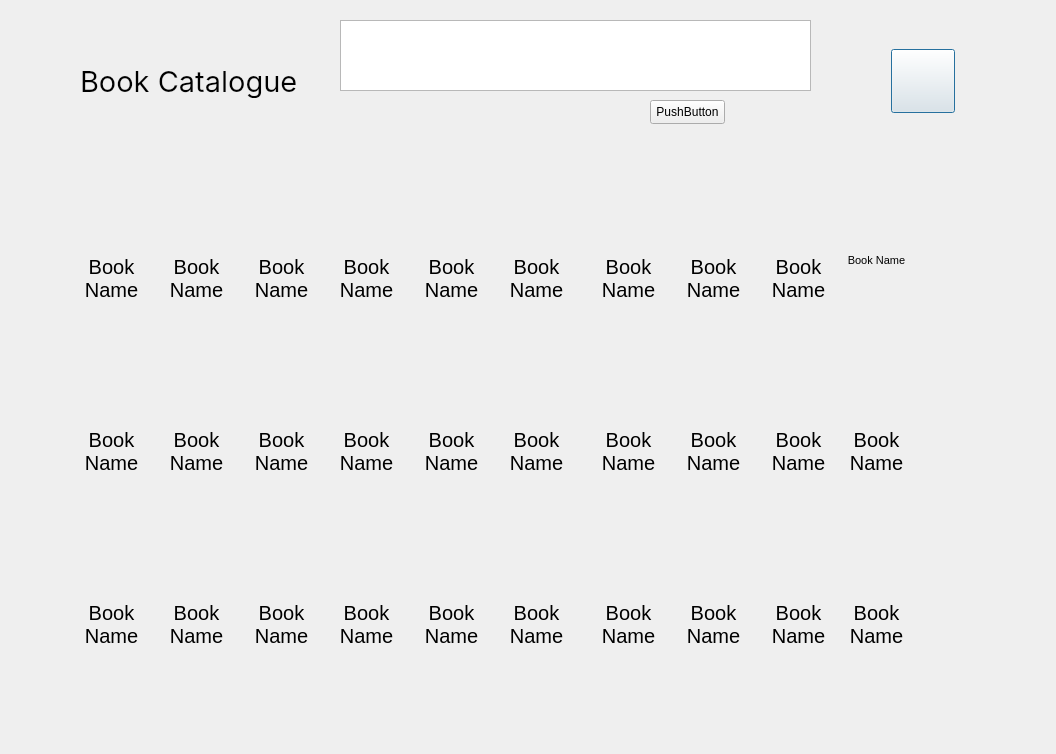
Qt form browse.ui (LanaYoobee/LIS) before a commit.
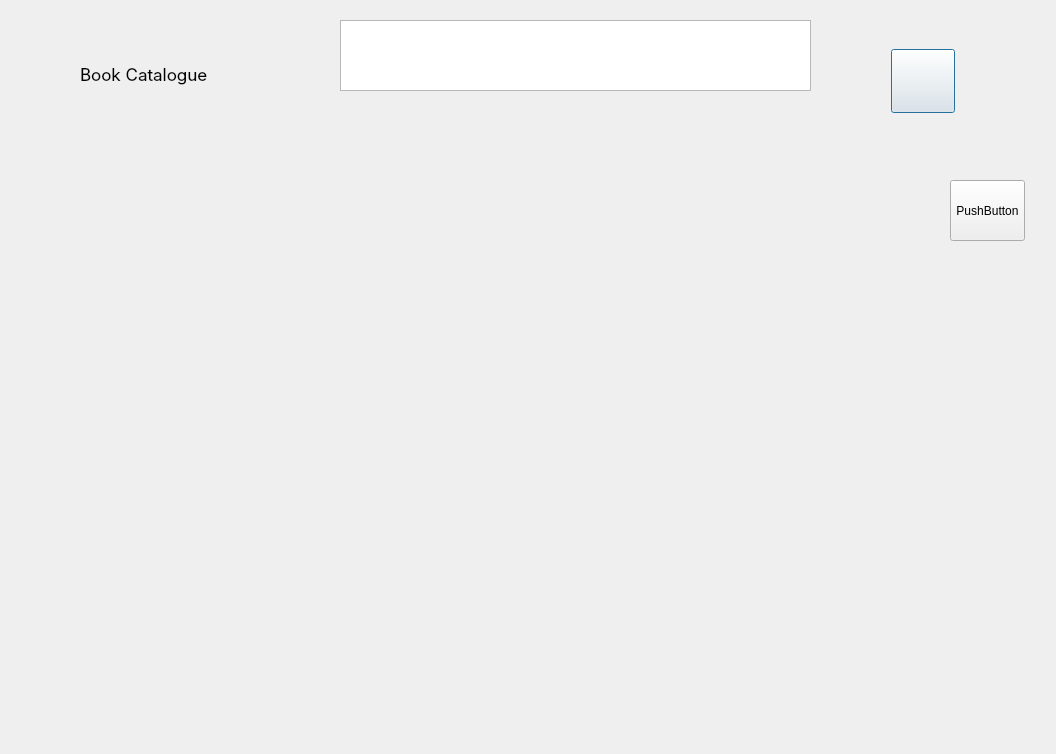
The same form after that commit. Icons and pictures are not drawn.

Commit message: show random books in a grid and their images

Diff of the .ui file:
```diff
--- a/browse.ui
+++ b/browse.ui
@@ -29,12 +29,18 @@
    <property name="font">
     <font>
      <family>Inter</family>
-     <pointsize>22</pointsize>
+     <pointsize>13</pointsize>
     </font>
    </property>
    <property name="text">
     <string>Book Catalogue</string>
    </property>
+   <property name="alignment">
+    <set>Qt::AlignLeading|Qt::AlignLeft|Qt::AlignTop</set>
+   </property>
+   <property name="wordWrap">
+    <bool>true</bool>
+   </property>
   </widget>
   <widget class="QPushButton" name="quitButton">
    <property name="geometry">
@@ -60,1240 +66,6 @@
     </size>
    </property>
   </widget>
-  <widget class="QLabel" name="bookNameLabel_1">
-   <property name="geometry">
-    <rect>
-     <x>65</x>
-     <y>254</y>
-     <width>93</width>
-     <height>48</height>
-    </rect>
-   </property>
-   <property name="font">
-    <font>
-     <pointsize>15</pointsize>
-    </font>
-   </property>
-   <property name="text">
-    <string>Book Name</string>
-   </property>
-   <property name="alignment">
-    <set>Qt::AlignCenter</set>
-   </property>
-   <property name="wordWrap">
-    <bool>true</bool>
-   </property>
-  </widget>
-  <widget class="QLabel" name="bookImage_1">
-   <property name="geometry">
-    <rect>
-     <x>80</x>
-     <y>172</y>
-     <width>64</width>
-     <height>64</height>
-    </rect>
-   </property>
-   <property name="text">
-    <string/>
-   </property>
-   <property name="pixmap">
-    <pixmap resource="resources.qrc">:/images/images/icons8-book-64.png</pixmap>
-   </property>
-  </widget>
-  <widget class="QPushButton" name="pushButton">
-   <property name="geometry">
-    <rect>
-     <x>650</x>
-     <y>100</y>
-     <width>75</width>
-     <height>24</height>
-    </rect>
-   </property>
-   <property name="text">
-    <string>PushButton</string>
-   </property>
-  </widget>
-  <widget class="QLabel" name="bookImage_2">
-   <property name="geometry">
-    <rect>
-     <x>165</x>
-     <y>172</y>
-     <width>64</width>
-     <height>64</height>
-    </rect>
-   </property>
-   <property name="text">
-    <string/>
-   </property>
-   <property name="pixmap">
-    <pixmap resource="resources.qrc">:/images/images/icons8-book-64.png</pixmap>
-   </property>
-  </widget>
-  <widget class="QLabel" name="bookImage_3">
-   <property name="geometry">
-    <rect>
-     <x>250</x>
-     <y>172</y>
-     <width>64</width>
-     <height>64</height>
-    </rect>
-   </property>
-   <property name="text">
-    <string/>
-   </property>
-   <property name="pixmap">
-    <pixmap resource="resources.qrc">:/images/images/icons8-book-64.png</pixmap>
-   </property>
-  </widget>
-  <widget class="QLabel" name="bookImage_4">
-   <property name="geometry">
-    <rect>
-     <x>335</x>
-     <y>172</y>
-     <width>64</width>
-     <height>64</height>
-    </rect>
-   </property>
-   <property name="text">
-    <string/>
-   </property>
-   <property name="pixmap">
-    <pixmap resource="resources.qrc">:/images/images/icons8-book-64.png</pixmap>
-   </property>
-  </widget>
-  <widget class="QLabel" name="bookImage_5">
-   <property name="geometry">
-    <rect>
-     <x>420</x>
-     <y>172</y>
-     <width>64</width>
-     <height>64</height>
-    </rect>
-   </property>
-   <property name="text">
-    <string/>
-   </property>
-   <property name="pixmap">
-    <pixmap resource="resources.qrc">:/images/images/icons8-book-64.png</pixmap>
-   </property>
-  </widget>
-  <widget class="QLabel" name="bookImage_6">
-   <property name="geometry">
-    <rect>
-     <x>505</x>
-     <y>172</y>
-     <width>64</width>
-     <height>64</height>
-    </rect>
-   </property>
-   <property name="text">
-    <string/>
-   </property>
-   <property name="pixmap">
-    <pixmap resource="resources.qrc">:/images/images/icons8-book-64.png</pixmap>
-   </property>
-  </widget>
-  <widget class="QLabel" name="bookImage_7">
-   <property name="geometry">
-    <rect>
-     <x>590</x>
-     <y>172</y>
-     <width>64</width>
-     <height>64</height>
-    </rect>
-   </property>
-   <property name="text">
-    <string/>
-   </property>
-   <property name="pixmap">
-    <pixmap resource="resources.qrc">:/images/images/icons8-book-64.png</pixmap>
-   </property>
-  </widget>
-  <widget class="QLabel" name="bookImage_8">
-   <property name="geometry">
-    <rect>
-     <x>675</x>
-     <y>172</y>
-     <width>64</width>
-     <height>64</height>
-    </rect>
-   </property>
-   <property name="text">
-    <string/>
-   </property>
-   <property name="pixmap">
-    <pixmap resource="resources.qrc">:/images/images/icons8-book-64.png</pixmap>
-   </property>
-  </widget>
-  <widget class="QLabel" name="bookImage_9">
-   <property name="geometry">
-    <rect>
-     <x>760</x>
-     <y>172</y>
-     <width>64</width>
-     <height>64</height>
-    </rect>
-   </property>
-   <property name="text">
-    <string/>
-   </property>
-   <property name="pixmap">
-    <pixmap resource="resources.qrc">:/images/images/icons8-book-64.png</pixmap>
-   </property>
-  </widget>
-  <widget class="QLabel" name="bookImage_10">
-   <property name="geometry">
-    <rect>
-     <x>845</x>
-     <y>172</y>
-     <width>64</width>
-     <height>64</height>
-    </rect>
-   </property>
-   <property name="text">
-    <string/>
-   </property>
-   <property name="pixmap">
-    <pixmap resource="resources.qrc">:/images/images/icons8-book-64.png</pixmap>
-   </property>
-   <property name="scaledContents">
-    <bool>false</bool>
-   </property>
-   <property name="alignment">
-    <set>Qt::AlignCenter</set>
-   </property>
-  </widget>
-  <widget class="QLabel" name="bookNameLabel_2">
-   <property name="geometry">
-    <rect>
-     <x>150</x>
-     <y>254</y>
-     <width>93</width>
-     <height>48</height>
-    </rect>
-   </property>
-   <property name="font">
-    <font>
-     <pointsize>15</pointsize>
-    </font>
-   </property>
-   <property name="text">
-    <string>Book Name</string>
-   </property>
-   <property name="alignment">
-    <set>Qt::AlignCenter</set>
-   </property>
-   <property name="wordWrap">
-    <bool>true</bool>
-   </property>
-  </widget>
-  <widget class="QLabel" name="bookNameLabel_3">
-   <property name="geometry">
-    <rect>
-     <x>235</x>
-     <y>254</y>
-     <width>93</width>
-     <height>48</height>
-    </rect>
-   </property>
-   <property name="font">
-    <font>
-     <pointsize>15</pointsize>
-    </font>
-   </property>
-   <property name="text">
-    <string>Book Name</string>
-   </property>
-   <property name="alignment">
-    <set>Qt::AlignCenter</set>
-   </property>
-   <property name="wordWrap">
-    <bool>true</bool>
-   </property>
-  </widget>
-  <widget class="QLabel" name="bookNameLabel_4">
-   <property name="geometry">
-    <rect>
-     <x>320</x>
-     <y>254</y>
-     <width>93</width>
-     <height>48</height>
-    </rect>
-   </property>
-   <property name="font">
-    <font>
-     <pointsize>15</pointsize>
-    </font>
-   </property>
-   <property name="text">
-    <string>Book Name</string>
-   </property>
-   <property name="alignment">
-    <set>Qt::AlignCenter</set>
-   </property>
-   <property name="wordWrap">
-    <bool>true</bool>
-   </property>
-  </widget>
-  <widget class="QLabel" name="bookNameLabel_5">
-   <property name="geometry">
-    <rect>
-     <x>405</x>
-     <y>254</y>
-     <width>93</width>
-     <height>48</height>
-    </rect>
-   </property>
-   <property name="font">
-    <font>
-     <pointsize>15</pointsize>
-    </font>
-   </property>
-   <property name="text">
-    <string>Book Name</string>
-   </property>
-   <property name="alignment">
-    <set>Qt::AlignCenter</set>
-   </property>
-   <property name="wordWrap">
-    <bool>true</bool>
-   </property>
-  </widget>
-  <widget class="QLabel" name="bookNameLabel_6">
-   <property name="geometry">
-    <rect>
-     <x>490</x>
-     <y>254</y>
-     <width>93</width>
-     <height>48</height>
-    </rect>
-   </property>
-   <property name="font">
-    <font>
-     <pointsize>15</pointsize>
-    </font>
-   </property>
-   <property name="text">
-    <string>Book Name</string>
-   </property>
-   <property name="alignment">
-    <set>Qt::AlignCenter</set>
-   </property>
-   <property name="wordWrap">
-    <bool>true</bool>
-   </property>
-  </widget>
-  <widget class="QLabel" name="bookNameLabel_7">
-   <property name="geometry">
-    <rect>
-     <x>582</x>
-     <y>254</y>
-     <width>93</width>
-     <height>48</height>
-    </rect>
-   </property>
-   <property name="font">
-    <font>
-     <pointsize>15</pointsize>
-    </font>
-   </property>
-   <property name="text">
-    <string>Book Name</string>
-   </property>
-   <property name="alignment">
-    <set>Qt::AlignCenter</set>
-   </property>
-   <property name="wordWrap">
-    <bool>true</bool>
-   </property>
-  </widget>
-  <widget class="QLabel" name="bookNameLabel_8">
-   <property name="geometry">
-    <rect>
-     <x>667</x>
-     <y>254</y>
-     <width>93</width>
-     <height>48</height>
-    </rect>
-   </property>
-   <property name="font">
-    <font>
-     <pointsize>15</pointsize>
-    </font>
-   </property>
-   <property name="text">
-    <string>Book Name</string>
-   </property>
-   <property name="alignment">
-    <set>Qt::AlignCenter</set>
-   </property>
-   <property name="wordWrap">
-    <bool>true</bool>
-   </property>
-  </widget>
-  <widget class="QLabel" name="bookNameLabel_9">
-   <property name="geometry">
-    <rect>
-     <x>752</x>
-     <y>254</y>
-     <width>93</width>
-     <height>48</height>
-    </rect>
-   </property>
-   <property name="font">
-    <font>
-     <pointsize>15</pointsize>
-    </font>
-   </property>
-   <property name="text">
-    <string>Book Name</string>
-   </property>
-   <property name="alignment">
-    <set>Qt::AlignCenter</set>
-   </property>
-   <property name="wordWrap">
-    <bool>true</bool>
-   </property>
-  </widget>
-  <widget class="QLabel" name="bookNameLabel_10">
-   <property name="enabled">
-    <bool>true</bool>
-   </property>
-   <property name="geometry">
-    <rect>
-     <x>830</x>
-     <y>254</y>
-     <width>93</width>
-     <height>48</height>
-    </rect>
-   </property>
-   <property name="sizePolicy">
-    <sizepolicy hsizetype="MinimumExpanding" vsizetype="MinimumExpanding">
-     <horstretch>0</horstretch>
-     <verstretch>0</verstretch>
-    </sizepolicy>
-   </property>
-   <property name="font">
-    <font>
-     <pointsize>8</pointsize>
-    </font>
-   </property>
-   <property name="text">
-    <string>Book Name</string>
-   </property>
-   <property name="scaledContents">
-    <bool>true</bool>
-   </property>
-   <property name="alignment">
-    <set>Qt::AlignHCenter|Qt::AlignTop</set>
-   </property>
-   <property name="wordWrap">
-    <bool>true</bool>
-   </property>
-   <property name="textInteractionFlags">
-    <set>Qt::LinksAccessibleByMouse|Qt::TextSelectableByMouse</set>
-   </property>
-  </widget>
-  <widget class="QLabel" name="bookNameLabel_19">
-   <property name="geometry">
-    <rect>
-     <x>752</x>
-     <y>427</y>
-     <width>93</width>
-     <height>48</height>
-    </rect>
-   </property>
-   <property name="font">
-    <font>
-     <pointsize>15</pointsize>
-    </font>
-   </property>
-   <property name="text">
-    <string>Book Name</string>
-   </property>
-   <property name="alignment">
-    <set>Qt::AlignCenter</set>
-   </property>
-   <property name="wordWrap">
-    <bool>true</bool>
-   </property>
-  </widget>
-  <widget class="QLabel" name="bookImage_19">
-   <property name="geometry">
-    <rect>
-     <x>760</x>
-     <y>345</y>
-     <width>64</width>
-     <height>64</height>
-    </rect>
-   </property>
-   <property name="text">
-    <string/>
-   </property>
-   <property name="pixmap">
-    <pixmap resource="resources.qrc">:/images/images/icons8-book-64.png</pixmap>
-   </property>
-  </widget>
-  <widget class="QLabel" name="bookNameLabel_13">
-   <property name="geometry">
-    <rect>
-     <x>235</x>
-     <y>427</y>
-     <width>93</width>
-     <height>48</height>
-    </rect>
-   </property>
-   <property name="font">
-    <font>
-     <pointsize>15</pointsize>
-    </font>
-   </property>
-   <property name="text">
-    <string>Book Name</string>
-   </property>
-   <property name="alignment">
-    <set>Qt::AlignCenter</set>
-   </property>
-   <property name="wordWrap">
-    <bool>true</bool>
-   </property>
-  </widget>
-  <widget class="QLabel" name="bookNameLabel_15">
-   <property name="geometry">
-    <rect>
-     <x>405</x>
-     <y>427</y>
-     <width>93</width>
-     <height>48</height>
-    </rect>
-   </property>
-   <property name="font">
-    <font>
-     <pointsize>15</pointsize>
-    </font>
-   </property>
-   <property name="text">
-    <string>Book Name</string>
-   </property>
-   <property name="alignment">
-    <set>Qt::AlignCenter</set>
-   </property>
-   <property name="wordWrap">
-    <bool>true</bool>
-   </property>
-  </widget>
-  <widget class="QLabel" name="bookNameLabel_11">
-   <property name="geometry">
-    <rect>
-     <x>65</x>
-     <y>427</y>
-     <width>93</width>
-     <height>48</height>
-    </rect>
-   </property>
-   <property name="font">
-    <font>
-     <pointsize>15</pointsize>
-    </font>
-   </property>
-   <property name="text">
-    <string>Book Name</string>
-   </property>
-   <property name="alignment">
-    <set>Qt::AlignCenter</set>
-   </property>
-   <property name="wordWrap">
-    <bool>true</bool>
-   </property>
-  </widget>
-  <widget class="QLabel" name="bookImage_12">
-   <property name="geometry">
-    <rect>
-     <x>165</x>
-     <y>345</y>
-     <width>64</width>
-     <height>64</height>
-    </rect>
-   </property>
-   <property name="text">
-    <string/>
-   </property>
-   <property name="pixmap">
-    <pixmap resource="resources.qrc">:/images/images/icons8-book-64.png</pixmap>
-   </property>
-  </widget>
-  <widget class="QLabel" name="bookNameLabel_20">
-   <property name="geometry">
-    <rect>
-     <x>830</x>
-     <y>427</y>
-     <width>93</width>
-     <height>48</height>
-    </rect>
-   </property>
-   <property name="font">
-    <font>
-     <pointsize>15</pointsize>
-    </font>
-   </property>
-   <property name="text">
-    <string>Book Name</string>
-   </property>
-   <property name="alignment">
-    <set>Qt::AlignCenter</set>
-   </property>
-   <property name="wordWrap">
-    <bool>true</bool>
-   </property>
-  </widget>
-  <widget class="QLabel" name="bookNameLabel_12">
-   <property name="geometry">
-    <rect>
-     <x>150</x>
-     <y>427</y>
-     <width>93</width>
-     <height>48</height>
-    </rect>
-   </property>
-   <property name="font">
-    <font>
-     <pointsize>15</pointsize>
-    </font>
-   </property>
-   <property name="text">
-    <string>Book Name</string>
-   </property>
-   <property name="alignment">
-    <set>Qt::AlignCenter</set>
-   </property>
-   <property name="wordWrap">
-    <bool>true</bool>
-   </property>
-  </widget>
-  <widget class="QLabel" name="bookImage_15">
-   <property name="geometry">
-    <rect>
-     <x>420</x>
-     <y>345</y>
-     <width>64</width>
-     <height>64</height>
-    </rect>
-   </property>
-   <property name="text">
-    <string/>
-   </property>
-   <property name="pixmap">
-    <pixmap resource="resources.qrc">:/images/images/icons8-book-64.png</pixmap>
-   </property>
-  </widget>
-  <widget class="QLabel" name="bookImage_11">
-   <property name="geometry">
-    <rect>
-     <x>80</x>
-     <y>345</y>
-     <width>64</width>
-     <height>64</height>
-    </rect>
-   </property>
-   <property name="text">
-    <string/>
-   </property>
-   <property name="pixmap">
-    <pixmap resource="resources.qrc">:/images/images/icons8-book-64.png</pixmap>
-   </property>
-  </widget>
-  <widget class="QLabel" name="bookNameLabel_17">
-   <property name="geometry">
-    <rect>
-     <x>582</x>
-     <y>427</y>
-     <width>93</width>
-     <height>48</height>
-    </rect>
-   </property>
-   <property name="font">
-    <font>
-     <pointsize>15</pointsize>
-    </font>
-   </property>
-   <property name="text">
-    <string>Book Name</string>
-   </property>
-   <property name="alignment">
-    <set>Qt::AlignCenter</set>
-   </property>
-   <property name="wordWrap">
-    <bool>true</bool>
-   </property>
-  </widget>
-  <widget class="QLabel" name="bookImage_20">
-   <property name="geometry">
-    <rect>
-     <x>845</x>
-     <y>345</y>
-     <width>64</width>
-     <height>64</height>
-    </rect>
-   </property>
-   <property name="text">
-    <string/>
-   </property>
-   <property name="pixmap">
-    <pixmap resource="resources.qrc">:/images/images/icons8-book-64.png</pixmap>
-   </property>
-  </widget>
-  <widget class="QLabel" name="bookImage_18">
-   <property name="geometry">
-    <rect>
-     <x>675</x>
-     <y>345</y>
-     <width>64</width>
-     <height>64</height>
-    </rect>
-   </property>
-   <property name="text">
-    <string/>
-   </property>
-   <property name="pixmap">
-    <pixmap resource="resources.qrc">:/images/images/icons8-book-64.png</pixmap>
-   </property>
-  </widget>
-  <widget class="QLabel" name="bookImage_17">
-   <property name="geometry">
-    <rect>
-     <x>590</x>
-     <y>345</y>
-     <width>64</width>
-     <height>64</height>
-    </rect>
-   </property>
-   <property name="text">
-    <string/>
-   </property>
-   <property name="pixmap">
-    <pixmap resource="resources.qrc">:/images/images/icons8-book-64.png</pixmap>
-   </property>
-  </widget>
-  <widget class="QLabel" name="bookImage_13">
-   <property name="geometry">
-    <rect>
-     <x>250</x>
-     <y>345</y>
-     <width>64</width>
-     <height>64</height>
-    </rect>
-   </property>
-   <property name="text">
-    <string/>
-   </property>
-   <property name="pixmap">
-    <pixmap resource="resources.qrc">:/images/images/icons8-book-64.png</pixmap>
-   </property>
-  </widget>
-  <widget class="QLabel" name="bookNameLabel_14">
-   <property name="geometry">
-    <rect>
-     <x>320</x>
-     <y>427</y>
-     <width>93</width>
-     <height>48</height>
-    </rect>
-   </property>
-   <property name="font">
-    <font>
-     <pointsize>15</pointsize>
-    </font>
-   </property>
-   <property name="text">
-    <string>Book Name</string>
-   </property>
-   <property name="alignment">
-    <set>Qt::AlignCenter</set>
-   </property>
-   <property name="wordWrap">
-    <bool>true</bool>
-   </property>
-  </widget>
-  <widget class="QLabel" name="bookImage_16">
-   <property name="geometry">
-    <rect>
-     <x>505</x>
-     <y>345</y>
-     <width>64</width>
-     <height>64</height>
-    </rect>
-   </property>
-   <property name="text">
-    <string/>
-   </property>
-   <property name="pixmap">
-    <pixmap resource="resources.qrc">:/images/images/icons8-book-64.png</pixmap>
-   </property>
-  </widget>
-  <widget class="QLabel" name="bookNameLabel_16">
-   <property name="geometry">
-    <rect>
-     <x>490</x>
-     <y>427</y>
-     <width>93</width>
-     <height>48</height>
-    </rect>
-   </property>
-   <property name="font">
-    <font>
-     <pointsize>15</pointsize>
-    </font>
-   </property>
-   <property name="text">
-    <string>Book Name</string>
-   </property>
-   <property name="alignment">
-    <set>Qt::AlignCenter</set>
-   </property>
-   <property name="wordWrap">
-    <bool>true</bool>
-   </property>
-  </widget>
-  <widget class="QLabel" name="bookImage_14">
-   <property name="geometry">
-    <rect>
-     <x>335</x>
-     <y>345</y>
-     <width>64</width>
-     <height>64</height>
-    </rect>
-   </property>
-   <property name="text">
-    <string/>
-   </property>
-   <property name="pixmap">
-    <pixmap resource="resources.qrc">:/images/images/icons8-book-64.png</pixmap>
-   </property>
-  </widget>
-  <widget class="QLabel" name="bookNameLabel_18">
-   <property name="geometry">
-    <rect>
-     <x>667</x>
-     <y>427</y>
-     <width>93</width>
-     <height>48</height>
-    </rect>
-   </property>
-   <property name="font">
-    <font>
-     <pointsize>15</pointsize>
-    </font>
-   </property>
-   <property name="text">
-    <string>Book Name</string>
-   </property>
-   <property name="alignment">
-    <set>Qt::AlignCenter</set>
-   </property>
-   <property name="wordWrap">
-    <bool>true</bool>
-   </property>
-  </widget>
-  <widget class="QLabel" name="bookNameLabel_30">
-   <property name="geometry">
-    <rect>
-     <x>830</x>
-     <y>600</y>
-     <width>93</width>
-     <height>48</height>
-    </rect>
-   </property>
-   <property name="font">
-    <font>
-     <pointsize>15</pointsize>
-    </font>
-   </property>
-   <property name="text">
-    <string>Book Name</string>
-   </property>
-   <property name="alignment">
-    <set>Qt::AlignCenter</set>
-   </property>
-   <property name="wordWrap">
-    <bool>true</bool>
-   </property>
-  </widget>
-  <widget class="QLabel" name="bookNameLabel_25">
-   <property name="geometry">
-    <rect>
-     <x>405</x>
-     <y>600</y>
-     <width>93</width>
-     <height>48</height>
-    </rect>
-   </property>
-   <property name="font">
-    <font>
-     <pointsize>15</pointsize>
-    </font>
-   </property>
-   <property name="text">
-    <string>Book Name</string>
-   </property>
-   <property name="alignment">
-    <set>Qt::AlignCenter</set>
-   </property>
-   <property name="wordWrap">
-    <bool>true</bool>
-   </property>
-  </widget>
-  <widget class="QLabel" name="bookImage_25">
-   <property name="geometry">
-    <rect>
-     <x>420</x>
-     <y>518</y>
-     <width>64</width>
-     <height>64</height>
-    </rect>
-   </property>
-   <property name="text">
-    <string/>
-   </property>
-   <property name="pixmap">
-    <pixmap resource="resources.qrc">:/images/images/icons8-book-64.png</pixmap>
-   </property>
-  </widget>
-  <widget class="QLabel" name="bookNameLabel_29">
-   <property name="geometry">
-    <rect>
-     <x>752</x>
-     <y>600</y>
-     <width>93</width>
-     <height>48</height>
-    </rect>
-   </property>
-   <property name="font">
-    <font>
-     <pointsize>15</pointsize>
-    </font>
-   </property>
-   <property name="text">
-    <string>Book Name</string>
-   </property>
-   <property name="alignment">
-    <set>Qt::AlignCenter</set>
-   </property>
-   <property name="wordWrap">
-    <bool>true</bool>
-   </property>
-  </widget>
-  <widget class="QLabel" name="bookImage_26">
-   <property name="geometry">
-    <rect>
-     <x>505</x>
-     <y>518</y>
-     <width>64</width>
-     <height>64</height>
-    </rect>
-   </property>
-   <property name="text">
-    <string/>
-   </property>
-   <property name="pixmap">
-    <pixmap resource="resources.qrc">:/images/images/icons8-book-64.png</pixmap>
-   </property>
-  </widget>
-  <widget class="QLabel" name="bookNameLabel_21">
-   <property name="geometry">
-    <rect>
-     <x>65</x>
-     <y>600</y>
-     <width>93</width>
-     <height>48</height>
-    </rect>
-   </property>
-   <property name="font">
-    <font>
-     <pointsize>15</pointsize>
-    </font>
-   </property>
-   <property name="text">
-    <string>Book Name</string>
-   </property>
-   <property name="alignment">
-    <set>Qt::AlignCenter</set>
-   </property>
-   <property name="wordWrap">
-    <bool>true</bool>
-   </property>
-  </widget>
-  <widget class="QLabel" name="bookImage_29">
-   <property name="geometry">
-    <rect>
-     <x>760</x>
-     <y>518</y>
-     <width>64</width>
-     <height>64</height>
-    </rect>
-   </property>
-   <property name="text">
-    <string/>
-   </property>
-   <property name="pixmap">
-    <pixmap resource="resources.qrc">:/images/images/icons8-book-64.png</pixmap>
-   </property>
-  </widget>
-  <widget class="QLabel" name="bookNameLabel_28">
-   <property name="geometry">
-    <rect>
-     <x>667</x>
-     <y>600</y>
-     <width>93</width>
-     <height>48</height>
-    </rect>
-   </property>
-   <property name="font">
-    <font>
-     <pointsize>15</pointsize>
-    </font>
-   </property>
-   <property name="text">
-    <string>Book Name</string>
-   </property>
-   <property name="alignment">
-    <set>Qt::AlignCenter</set>
-   </property>
-   <property name="wordWrap">
-    <bool>true</bool>
-   </property>
-  </widget>
-  <widget class="QLabel" name="bookImage_22">
-   <property name="geometry">
-    <rect>
-     <x>165</x>
-     <y>518</y>
-     <width>64</width>
-     <height>64</height>
-    </rect>
-   </property>
-   <property name="text">
-    <string/>
-   </property>
-   <property name="pixmap">
-    <pixmap resource="resources.qrc">:/images/images/icons8-book-64.png</pixmap>
-   </property>
-  </widget>
-  <widget class="QLabel" name="bookImage_23">
-   <property name="geometry">
-    <rect>
-     <x>250</x>
-     <y>518</y>
-     <width>64</width>
-     <height>64</height>
-    </rect>
-   </property>
-   <property name="text">
-    <string/>
-   </property>
-   <property name="pixmap">
-    <pixmap resource="resources.qrc">:/images/images/icons8-book-64.png</pixmap>
-   </property>
-  </widget>
-  <widget class="QLabel" name="bookNameLabel_22">
-   <property name="geometry">
-    <rect>
-     <x>150</x>
-     <y>600</y>
-     <width>93</width>
-     <height>48</height>
-    </rect>
-   </property>
-   <property name="font">
-    <font>
-     <pointsize>15</pointsize>
-    </font>
-   </property>
-   <property name="text">
-    <string>Book Name</string>
-   </property>
-   <property name="alignment">
-    <set>Qt::AlignCenter</set>
-   </property>
-   <property name="wordWrap">
-    <bool>true</bool>
-   </property>
-  </widget>
-  <widget class="QLabel" name="bookNameLabel_24">
-   <property name="geometry">
-    <rect>
-     <x>320</x>
-     <y>600</y>
-     <width>93</width>
-     <height>48</height>
-    </rect>
-   </property>
-   <property name="font">
-    <font>
-     <pointsize>15</pointsize>
-    </font>
-   </property>
-   <property name="text">
-    <string>Book Name</string>
-   </property>
-   <property name="alignment">
-    <set>Qt::AlignCenter</set>
-   </property>
-   <property name="wordWrap">
-    <bool>true</bool>
-   </property>
-  </widget>
-  <widget class="QLabel" name="bookImage_21">
-   <property name="geometry">
-    <rect>
-     <x>80</x>
-     <y>518</y>
-     <width>64</width>
-     <height>64</height>
-    </rect>
-   </property>
-   <property name="text">
-    <string/>
-   </property>
-   <property name="pixmap">
-    <pixmap resource="resources.qrc">:/images/images/icons8-book-64.png</pixmap>
-   </property>
-  </widget>
-  <widget class="QLabel" name="bookImage_28">
-   <property name="geometry">
-    <rect>
-     <x>675</x>
-     <y>518</y>
-     <width>64</width>
-     <height>64</height>
-    </rect>
-   </property>
-   <property name="text">
-    <string/>
-   </property>
-   <property name="pixmap">
-    <pixmap resource="resources.qrc">:/images/images/icons8-book-64.png</pixmap>
-   </property>
-  </widget>
-  <widget class="QLabel" name="bookNameLabel_26">
-   <property name="geometry">
-    <rect>
-     <x>490</x>
-     <y>600</y>
-     <width>93</width>
-     <height>48</height>
-    </rect>
-   </property>
-   <property name="font">
-    <font>
-     <pointsize>15</pointsize>
-    </font>
-   </property>
-   <property name="text">
-    <string>Book Name</string>
-   </property>
-   <property name="alignment">
-    <set>Qt::AlignCenter</set>
-   </property>
-   <property name="wordWrap">
-    <bool>true</bool>
-   </property>
-  </widget>
-  <widget class="QLabel" name="bookImage_24">
-   <property name="geometry">
-    <rect>
-     <x>335</x>
-     <y>518</y>
-     <width>64</width>
-     <height>64</height>
-    </rect>
-   </property>
-   <property name="text">
-    <string/>
-   </property>
-   <property name="pixmap">
-    <pixmap resource="resources.qrc">:/images/images/icons8-book-64.png</pixmap>
-   </property>
-  </widget>
-  <widget class="QLabel" name="bookNameLabel_27">
-   <property name="geometry">
-    <rect>
-     <x>582</x>
-     <y>600</y>
-     <width>93</width>
-     <height>48</height>
-    </rect>
-   </property>
-   <property name="font">
-    <font>
-     <pointsize>15</pointsize>
-    </font>
-   </property>
-   <property name="text">
-    <string>Book Name</string>
-   </property>
-   <property name="alignment">
-    <set>Qt::AlignCenter</set>
-   </property>
-   <property name="wordWrap">
-    <bool>true</bool>
-   </property>
-  </widget>
-  <widget class="QLabel" name="bookNameLabel_23">
-   <property name="geometry">
-    <rect>
-     <x>235</x>
-     <y>600</y>
-     <width>93</width>
-     <height>48</height>
-    </rect>
-   </property>
-   <property name="font">
-    <font>
-     <pointsize>15</pointsize>
-    </font>
-   </property>
-   <property name="text">
-    <string>Book Name</string>
-   </property>
-   <property name="alignment">
-    <set>Qt::AlignCenter</set>
-   </property>
-   <property name="wordWrap">
-    <bool>true</bool>
-   </property>
-  </widget>
-  <widget class="QLabel" name="bookImage_27">
-   <property name="geometry">
-    <rect>
-     <x>590</x>
-     <y>518</y>
-     <width>64</width>
-     <height>64</height>
-    </rect>
-   </property>
-   <property name="text">
-    <string/>
-   </property>
-   <property name="pixmap">
-    <pixmap resource="resources.qrc">:/images/images/icons8-book-64.png</pixmap>
-   </property>
-  </widget>
-  <widget class="QLabel" name="bookImage_30">
-   <property name="geometry">
-    <rect>
-     <x>845</x>
-     <y>518</y>
-     <width>64</width>
-     <height>64</height>
-    </rect>
-   </property>
-   <property name="text">
-    <string/>
-   </property>
-   <property name="pixmap">
-    <pixmap resource="resources.qrc">:/images/images/icons8-book-64.png</pixmap>
-   </property>
-  </widget>
   <widget class="QPlainTextEdit" name="plainTextEdit">
    <property name="geometry">
     <rect>
@@ -1304,6 +76,30 @@
     </rect>
    </property>
   </widget>
+  <widget class="QPushButton" name="pushButton">
+   <property name="geometry">
+    <rect>
+     <x>950</x>
+     <y>180</y>
+     <width>75</width>
+     <height>61</height>
+    </rect>
+   </property>
+   <property name="text">
+    <string>PushButton</string>
+   </property>
+  </widget>
+  <widget class="QWidget" name="gridLayoutWidget">
+   <property name="geometry">
+    <rect>
+     <x>40</x>
+     <y>170</y>
+     <width>881</width>
+     <height>461</height>
+    </rect>
+   </property>
+   <layout class="QGridLayout" name="gridLayout"/>
+  </widget>
  </widget>
  <resources>
   <include location="resources.qrc"/>
```
The commit also changes 15 other files.
